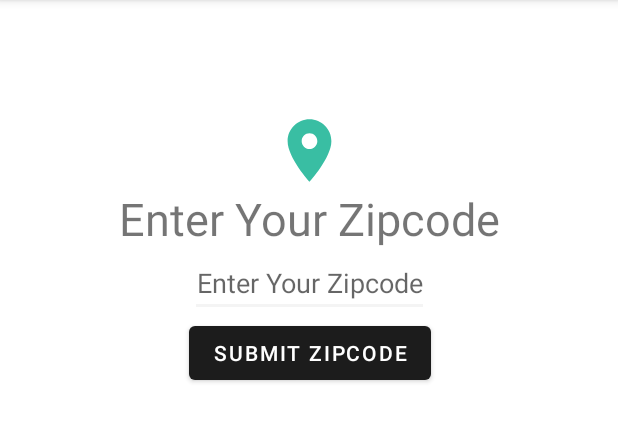
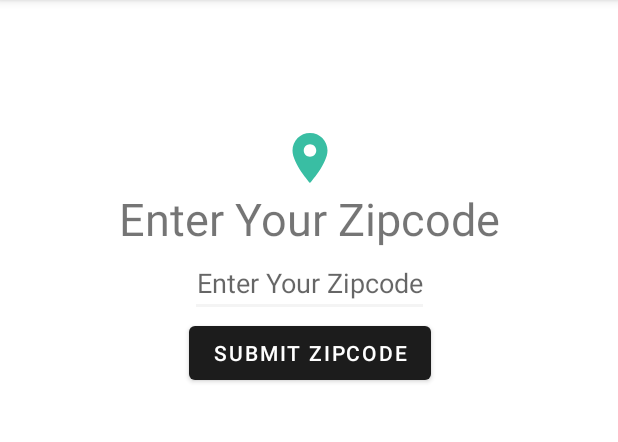
Before and after one commit to Gunkhair5/AD340_1, an Android app: the screen it shows after launch (MainActivity), on a phone screen of 412 x 824 dp, the part 84-526 px from its top. Run offline under Robolectric (Android 15) with nearby library versions, the phone set to English and light mode, and no system bars.

Commit message:
Nambahin size dp untuk view, sp untuk teks

```diff
--- a/app/src/main/res/values/dimens.xml
+++ b/app/src/main/res/values/dimens.xml
@@ -1,5 +1,5 @@
 <?xml version="1.0" encoding="utf-8"?>
 <resources>
     <dimen name="title_text_height">30sp</dimen>
-    <dimen name="size_icon">50dp</dimen>
+    <dimen name="size_icon">40dp</dimen>
 </resources>
```
